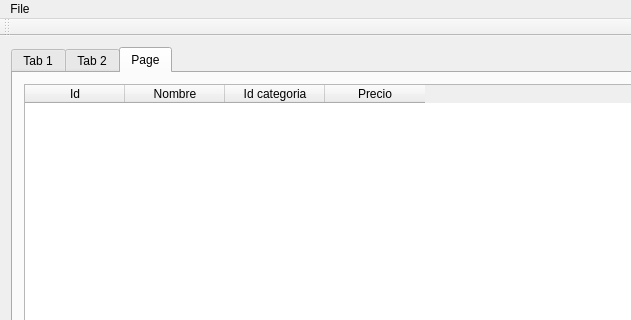
Above: mainwindow.ui from MatamorosF3/RecordsFiles before the change; both pictures show x 0 to 631 and y 0 to 320 of the 761 by 474 pixel window. Below: the same form after it.
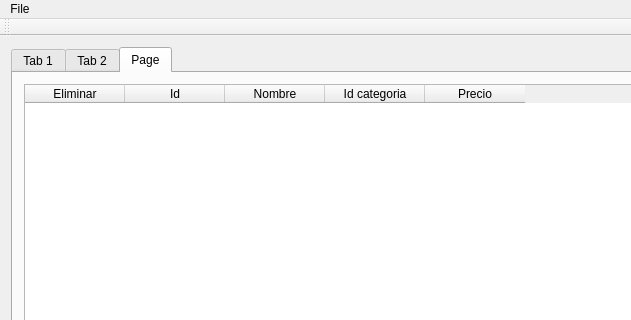
That is the form after the change. The open tabs and pages were chosen to show the change.

```diff
--- a/mainwindow.ui
+++ b/mainwindow.ui
@@ -82,6 +82,11 @@
        <layout class="QGridLayout" name="gridLayout_2">
         <item row="0" column="0">
          <widget class="QTableWidget" name="tableWidget_productos">
+          <column>
+           <property name="text">
+            <string>Eliminar</string>
+           </property>
+          </column>
           <column>
            <property name="text">
             <string>Id</string>
```
Left out of the diff: 2 changed lines with no effect on the pictures.
